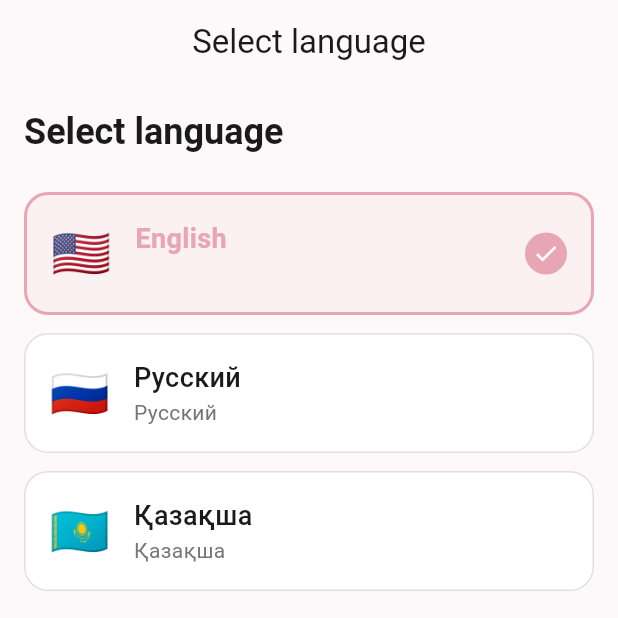
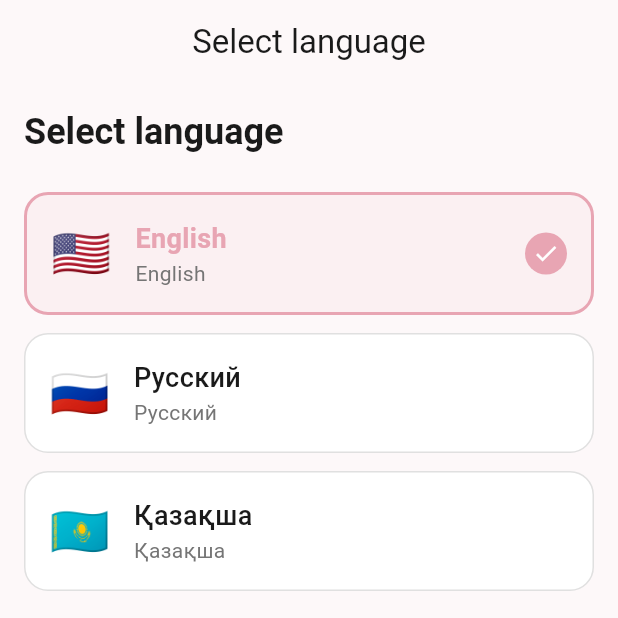
Before and after one commit to Dulateaad/anama-app, a Flutter app: the LanguageScreen screen opened by its route, on a phone screen of 412 x 824 dp, the top half of it. Run offline on Flutter 3.47's test engine with Material 3 defaults, Android fonts, the phone set to English and light mode, and no system bars; our stand-ins replace cached_network_image, cloud_firestore, firebase_analytics, firebase_auth, firebase_core, firebase_messaging and 4 more; accounts and stored records are empty; Roboto replaces fonts that are missing (SF Pro Display).

Commit message:
Fix English language switch case

```diff
--- a/lib/screens/settings/language_screen.dart
+++ b/lib/screens/settings/language_screen.dart
@@ -124,10 +124,12 @@ class LanguageScreen extends StatelessWidget {
 
   String _getLanguageSubtitle(AppLanguage language) {
     switch (language) {
+      case AppLanguage.en:
+        return 'English';
+      case AppLanguage.ru:
+        return 'Русский';
       case AppLanguage.kk:
         return 'Қазақша';
-      case AppLanguage.ru:
-        return 'Русский';
     }
   }
 }
```
Also changed, not shown: 1 other file.
